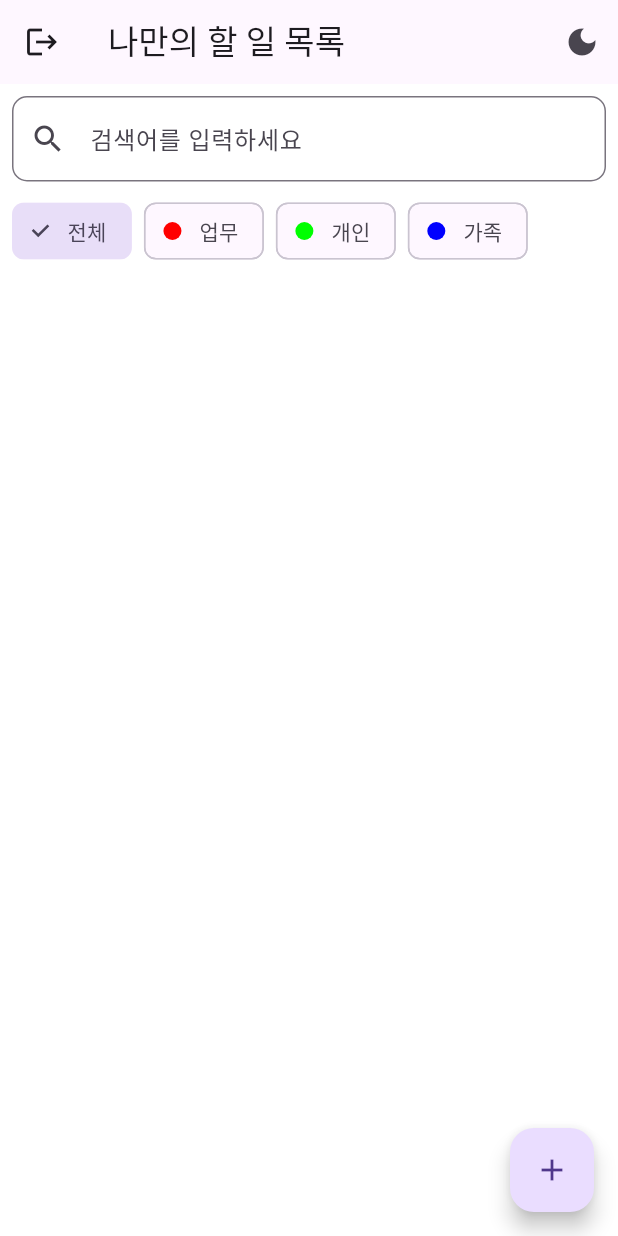
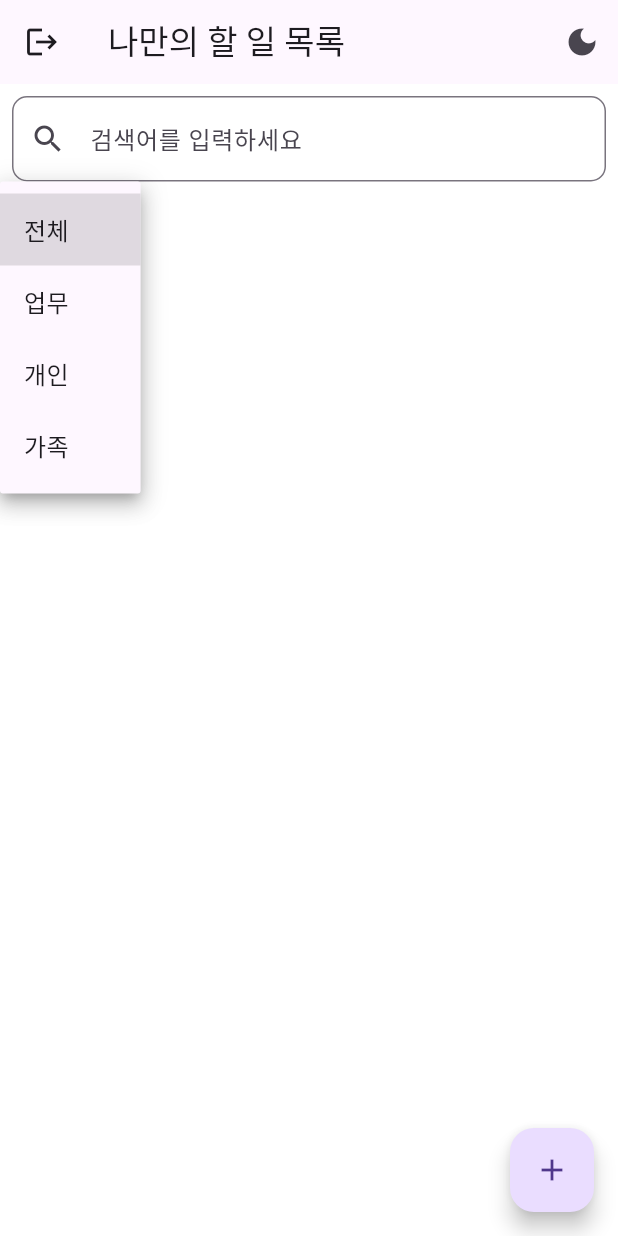
Before and after one commit to J1NWAN/getx_todo_list_app, a Flutter app: the HomeView screen opened by its route, after a tap on "전체", on a phone screen of 412 x 824 dp. Run offline on Flutter 3.47's test engine with Material 3 defaults, Android fonts, the light colour scheme and no system bars; our stand-ins replace device_info_plus, get, get_storage, package_info_plus; accounts and stored records are empty.

Commit message:
필터링 기능 DropdownButton으로 변경

```diff
--- a/lib/app/modules/home/controllers/home_controller.dart
+++ b/lib/app/modules/home/controllers/home_controller.dart
@@ -20,8 +20,8 @@ class HomeController extends GetxController {
       // 검색어 필터
       final matchesSearch = todo.title.toLowerCase().contains(searchText.value.toLowerCase());
 
-      // 카테고리 필터
-      final matchesCategory = selectedCategoryId.value == null || todo.categoryId == selectedCategoryId.value;
+      // 카테고리 필터 ('0'은 전체 카테고리)
+      final matchesCategory = selectedCategoryId.value == '0' || todo.categoryId == selectedCategoryId.value;
 
       return matchesSearch && matchesCategory;
     }).toList();
@@ -30,6 +30,7 @@ class HomeController extends GetxController {
   @override
   void onInit() {
     super.onInit();
+    selectedCategoryId.value = '0'; // 초기값을 '전체' 카테고리로 설정
     _loadTodos();
   }
 
@@ -166,6 +167,11 @@ class HomeController extends GetxController {
   // 카테고리 목록 (임시 데이터)
   final categories = [
     CategoryModel(
+      id: '0', // 전체 카테고리를 위한 ID
+      name: '전체',
+      color: '0xFF808080',
+    ),
+    CategoryModel(
       id: '1',
       name: '업무',
       color: '0xFFFF0000',
@@ -184,7 +190,7 @@ class HomeController extends GetxController {
 
   // 카테고리 필터 초기화
   void clearCategoryFilter() {
-    selectedCategoryId.value = null;
+    selectedCategoryId.value = '0'; // '전체' 카테고리로 설정
   }
 
   // 검색어 초기화
--- a/lib/app/modules/home/views/home_view.dart
+++ b/lib/app/modules/home/views/home_view.dart
@@ -53,44 +53,29 @@ class HomeView extends GetView<HomeController> {
             ),
           ),
           // 카테고리 필터
-          SizedBox(
-            height: 50,
-            child: ListView(
-              scrollDirection: Axis.horizontal,
-              padding: const EdgeInsets.symmetric(horizontal: 8),
-              children: [
-                Padding(
-                  padding: const EdgeInsets.only(right: 8),
-                  child: Obx(() => FilterChip(
-                        label: const Text('전체'),
-                        selected: controller.selectedCategoryId.value == null,
-                        onSelected: (selected) => controller.clearCategoryFilter(),
-                      )),
-                ),
-                ...controller.categories.map((category) {
-                  return Padding(
-                    padding: const EdgeInsets.only(right: 8),
-                    child: Obx(() => FilterChip(
-                          label: Text(category.name),
-                          selected: controller.selectedCategoryId.value == category.id,
-                          selectedColor: Color(int.parse(category.color)).withOpacity(0.3),
-                          onSelected: (selected) {
-                            controller.selectedCategoryId.value = selected ? category.id : null;
-                          },
-                          avatar: Container(
-                            width: 12,
-                            height: 12,
-                            decoration: BoxDecoration(
-                              color: Color(int.parse(category.color)),
-                              shape: BoxShape.circle,
-                            ),
-                          ),
-                        )),
-                  );
-                }),
-              ],
-            ),
+          Row(
+            children: [
+              Padding(
+                padding: const EdgeInsets.only(left: 8.0),
+                child: Obx(() => DropdownButton(
+                      items: controller.categories
+                          .map((category) => DropdownMenuItem(
+                                value: category.id,
+                                child: Text(category.name),
+                              ))
+                          .toList(),
+                      value: controller.selectedCategoryId.value,
+                      onChanged: (value) {
+                        controller.selectedCategoryId.value = value;
+                        if (value == '0') {
+                          controller.clearCategoryFilter();
+                        }
+                      },
+                    )),
+              ),
+            ],
           ),
+
           // 할 일 목록
           Expanded(
             child: Obx(
```
